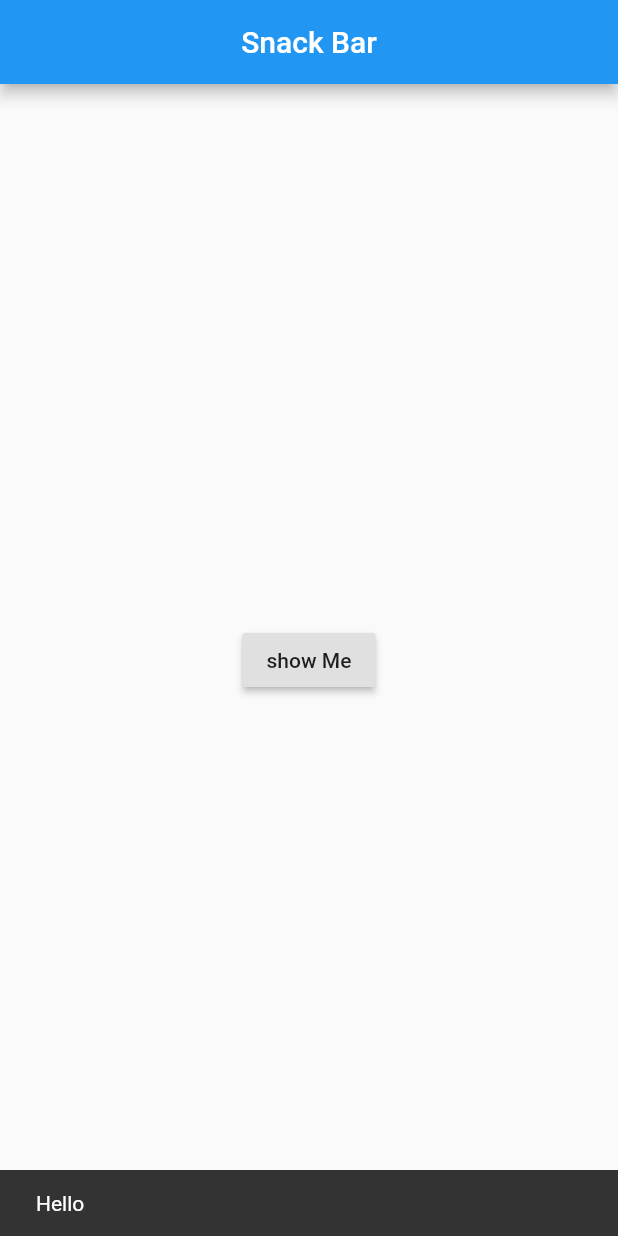
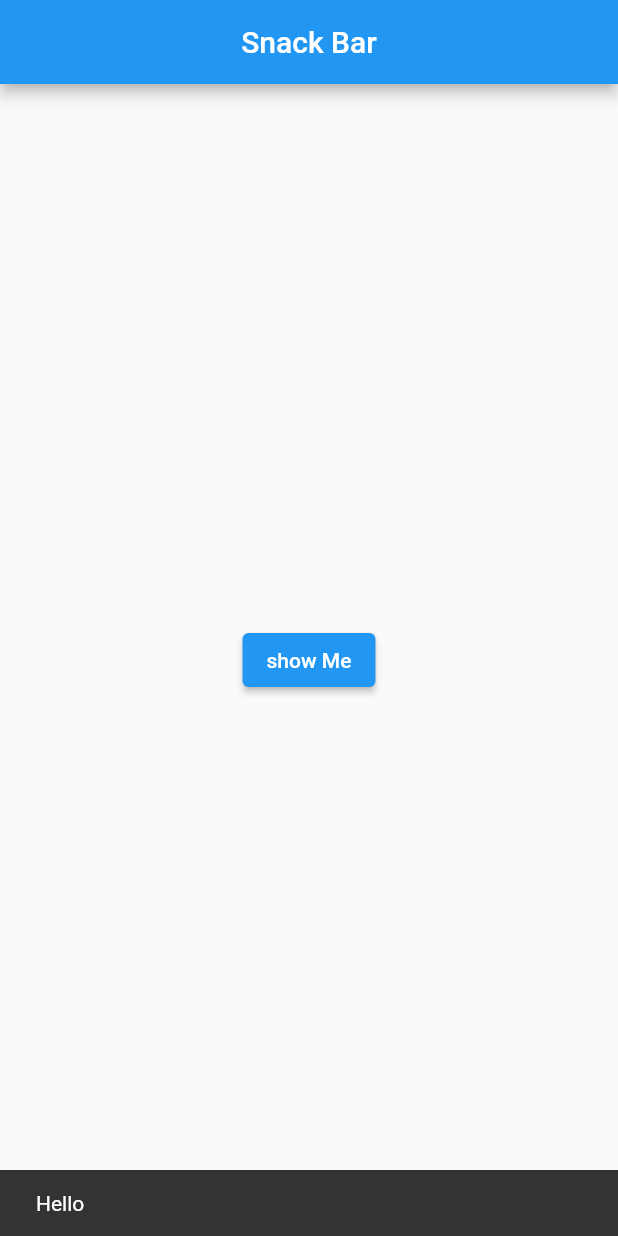
Before and after one commit to hongoo2/Flutter_SnackBar_noBuilder_prac, a Flutter app: the screen it shows after launch, after a tap on "show Me", on a phone screen of 412 x 824 dp. Run offline on Flutter 3.47's test engine with Material 2 defaults, Android fonts, the phone set to English and light mode, and no system bars.

Commit message:
change to ElevatedButton and ScaffoldMessenger

```diff
--- a/lib/main.dart
+++ b/lib/main.dart
@@ -35,10 +35,12 @@ class MySnackBar extends StatelessWidget {
   @override
   Widget build(BuildContext context) {
     return Center(
-      child: RaisedButton(
+      child: ElevatedButton(
+        //recommended to use ElevatedButton instead
         child: Text('show Me'),
         onPressed: () {
-          Scaffold.of(context).showSnackBar(SnackBar(content: Text('Hello')));
+          ScaffoldMessenger.of(context)
+              .showSnackBar(SnackBar(content: Text('Hello')));
         },
       ),
     );
```
